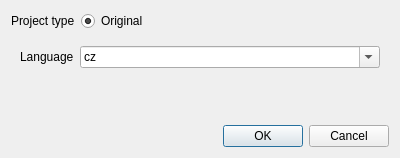
The window that UTranslator/FmNew.ui (Mercury13/utranslator) describes before a commit, drawn with Qt 5.
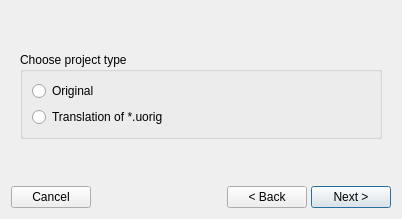
The same window after the commit.

```diff
--- a/UTranslator/FmNew.ui
+++ b/UTranslator/FmNew.ui
@@ -6,8 +6,8 @@
    <rect>
     <x>0</x>
     <y>0</y>
-    <width>400</width>
-    <height>158</height>
+    <width>402</width>
+    <height>219</height>
    </rect>
   </property>
   <property name="windowTitle">
@@ -15,44 +15,63 @@
   </property>
   <layout class="QVBoxLayout" name="verticalLayout">
    <item>
-    <layout class="QHBoxLayout" name="horizontalLayout_2">
-     <item>
-      <widget class="QLabel" name="lbType">
-       <property name="text">
-        <string>Project type</string>
-       </property>
-      </widget>
-     </item>
-     <item>
-      <widget class="QRadioButton" name="radioOriginal">
-       <property name="text">
-        <string>Original</string>
-       </property>
-       <property name="checked">
-        <bool>true</bool>
-       </property>
-      </widget>
-     </item>
-     <item>
-      <spacer name="horizontalSpacer">
-       <property name="orientation">
-        <enum>Qt::Horizontal</enum>
-       </property>
-       <property name="sizeHint" stdset="0">
-        <size>
-         <width>40</width>
-         <height>10</height>
-        </size>
-       </property>
-      </spacer>
-     </item>
-    </layout>
-   </item>
-   <item>
-    <widget class="QStackedWidget" name="stackType">
+    <widget class="QStackedWidget" name="stackWizard">
      <property name="currentIndex">
       <number>0</number>
      </property>
+     <widget class="QWidget" name="pageType">
+      <layout class="QVBoxLayout" name="verticalLayout_2">
+       <item>
+        <spacer name="verticalSpacer_2">
+         <property name="orientation">
+          <enum>Qt::Vertical</enum>
+         </property>
+         <property name="sizeHint" stdset="0">
+          <size>
+           <width>20</width>
+           <height>40</height>
+          </size>
+         </property>
+        </spacer>
+       </item>
+       <item>
+        <widget class="QGroupBox" name="grpType">
+         <property name="title">
+          <string>Choose project type</string>
+         </property>
+         <layout class="QVBoxLayout" name="verticalLayout_3">
+          <item>
+           <widget class="QRadioButton" name="radioOriginal">
+            <property name="text">
+             <string>Original</string>
+            </property>
+           </widget>
+          </item>
+          <item>
+           <widget class="QRadioButton" name="radioTranslation">
+            <property name="text">
+             <string>Translation of *.uorig</string>
+            </property>
+           </widget>
+          </item>
+         </layout>
+        </widget>
+       </item>
+       <item>
+        <spacer name="verticalSpacer_3">
+         <property name="orientation">
+          <enum>Qt::Vertical</enum>
+         </property>
+         <property name="sizeHint" stdset="0">
+          <size>
+           <width>20</width>
+           <height>40</height>
+          </size>
+         </property>
+        </spacer>
+       </item>
+      </layout>
+     </widget>
      <widget class="QWidget" name="pageOriginal">
       <layout class="QFormLayout" name="formLayout_2">
        <item row="0" column="0">
@@ -140,11 +159,57 @@
     </widget>
    </item>
    <item>
-    <widget class="QDialogButtonBox" name="buttonBox">
-     <property name="standardButtons">
-      <set>QDialogButtonBox::Cancel|QDialogButtonBox::Ok</set>
+    <layout class="QHBoxLayout" name="horizontalLayout">
+     <property name="spacing">
+      <number>4</number>
      </property>
-    </widget>
+     <item>
+      <widget class="QPushButton" name="btCancel">
+       <property name="text">
+        <string>Cancel</string>
+       </property>
+       <property name="autoDefault">
+        <bool>false</bool>
+       </property>
+      </widget>
+     </item>
+     <item>
+      <spacer name="horizontalSpacer">
+       <property name="orientation">
+        <enum>Qt::Horizontal</enum>
+       </property>
+       <property name="sizeHint" stdset="0">
+        <size>
+         <width>40</width>
+         <height>20</height>
+        </size>
+       </property>
+      </spacer>
+     </item>
+     <item>
+      <widget class="QPushButton" name="btBack">
+       <property name="text">
+        <string>&lt; Back</string>
+       </property>
+       <property name="autoDefault">
+        <bool>false</bool>
+       </property>
+      </widget>
+     </item>
+     <item>
+      <widget class="QPushButton" name="btNext">
+       <property name="text">
+        <string>Next &gt;</string>
+       </property>
+       <property name="autoDefault">
+        <bool>false</bool>
+       </property>
+       <property name="default">
+        <bool>true</bool>
+       </property>
+      </widget>
+     </item>
+    </layout>
    </item>
   </layout>
  </widget>
```
Left out of the diff: 8 changed lines with no effect on the pictures.
